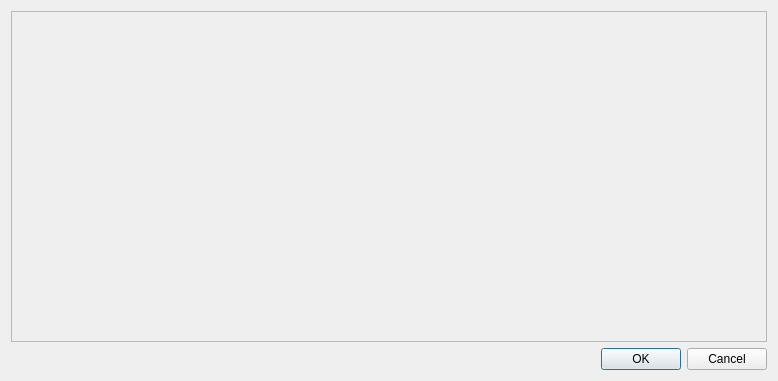
Qt form src/IDlgMapOSMConfig.ui (ntruchsess/QLandkarteGT) before a commit.
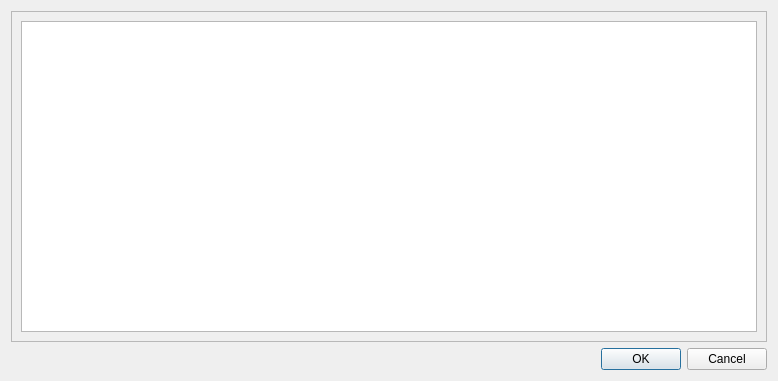
The same form after that commit.

```diff
--- a/src/IDlgMapOSMConfig.ui
+++ b/src/IDlgMapOSMConfig.ui
@@ -22,6 +22,11 @@
      <property name="frameShadow">
       <enum>QFrame::Raised</enum>
      </property>
+     <layout class="QHBoxLayout" name="horizontalLayout">
+      <item>
+       <widget class="QTableWidget" name="mapsTableWidget"/>
+      </item>
+     </layout>
     </widget>
    </item>
    <item>
```
Left out of the diff: 4 changed lines with no effect on the pictures.
